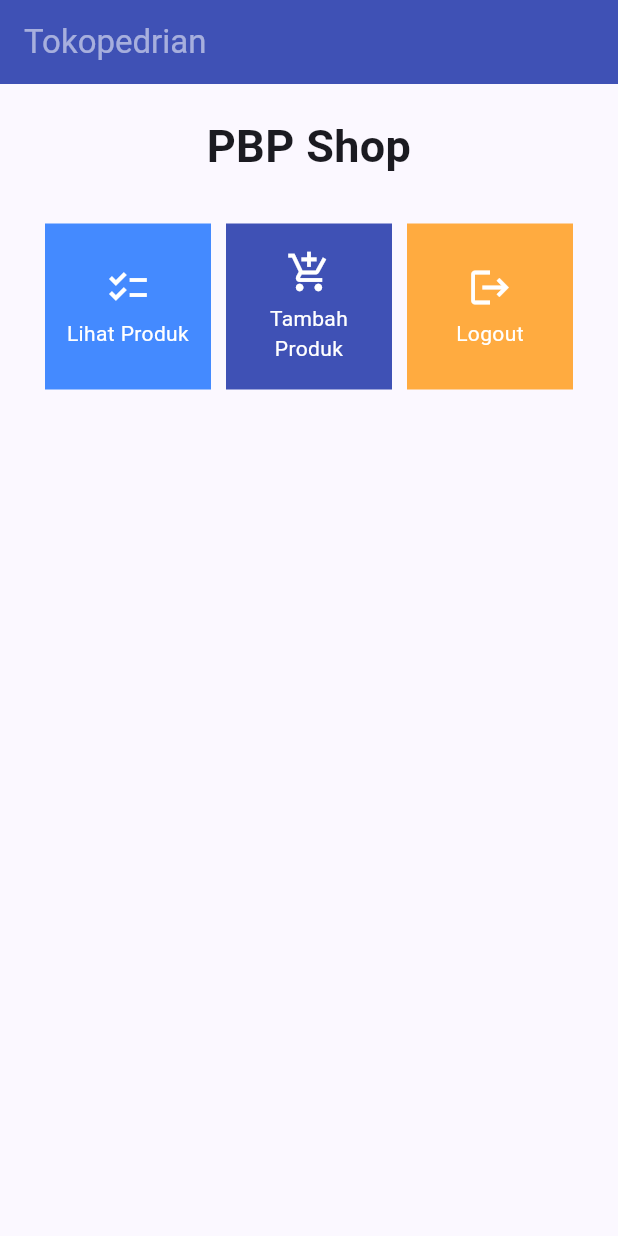
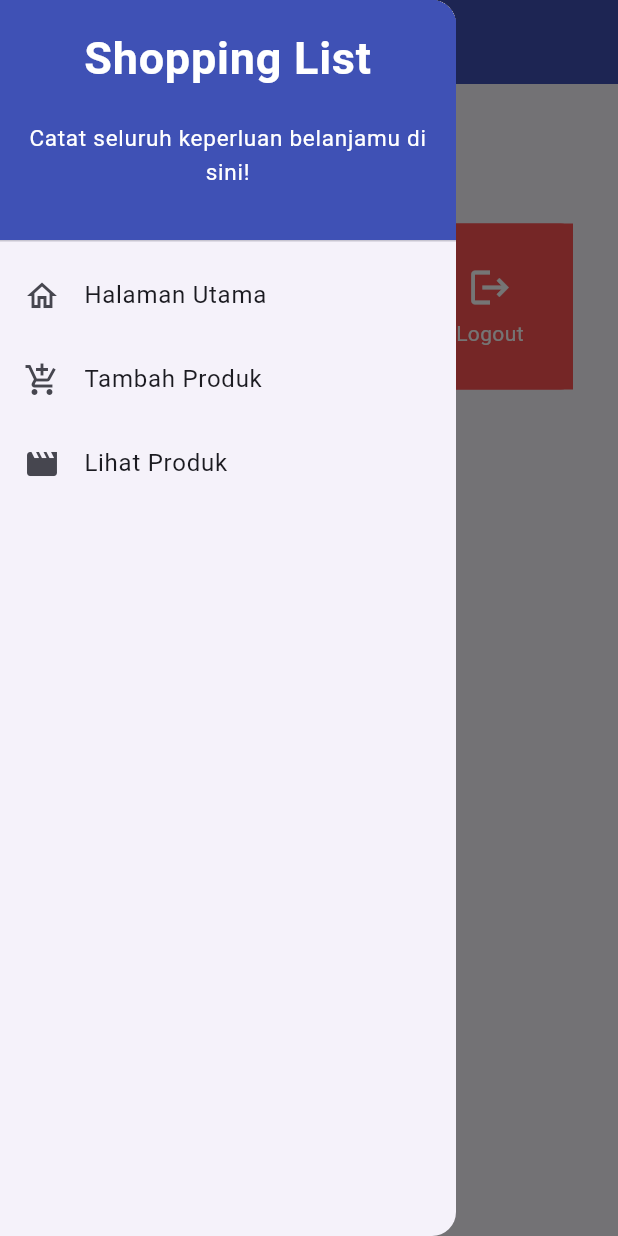
Before and after one commit to mnqrt/tokopedrian-mobile, a Flutter app: the screen it shows after launch, with the side drawer open (before the commit the screen has no drawer), on a phone screen of 412 x 824 dp. Run offline on Flutter 3.47's test engine with Material 2 defaults, Android fonts, the light colour scheme and no system bars.

Commit message:
Tugas 8 Done

```diff
--- a/lib/main.dart
+++ b/lib/main.dart
@@ -1,5 +1,5 @@
 import 'package:flutter/material.dart';
-import 'package:tokopedrian_mobile/menu.dart';
+import 'package:tokopedrian_mobile/screens/menu.dart';
 
 void main() {
   runApp(const MyApp());
--- a/lib/menu.dart
+++ /dev/null
@@ -1,116 +0,0 @@
-import 'package:flutter/material.dart';
-
-class MyHomePage extends StatelessWidget {
-  MyHomePage({Key? key}) : super(key: key);
-
-  final List<ShopItem> items = [
-    ShopItem("Lihat Produk", Icons.checklist),
-    ShopItem("Tambah Produk", Icons.add_shopping_cart),
-    ShopItem("Logout", Icons.logout),
-  ];
-
-  @override
-  Widget build(BuildContext context) {
-    return Scaffold(
-      appBar: AppBar(
-        title: const Text(
-          'Tokopedrian',
-          style: TextStyle(color: Colors.white54),
-        ),
-        backgroundColor: Colors.indigo,
-      ),
-      body: SingleChildScrollView(
-        // Widget wrapper yang dapat discroll
-        child: Padding(
-          padding: const EdgeInsets.all(10.0), // Set padding dari halaman
-          child: Column(
-            // Widget untuk menampilkan children secara vertikal
-            children: [
-              const Padding(
-                padding: EdgeInsets.only(top: 10.0, bottom: 10.0),
-                child: Text(
-                  'PBP Shop', // Text yang menandakan toko
-                  textAlign: TextAlign.center,
-                  style: TextStyle(
-                    fontSize: 30,
-                    fontWeight: FontWeight.bold,
-                  ),
-                ),
-              ),
-              // Grid layout
-              GridView.count(
-                // Container pada card kita.
-                primary: true,
-                padding: const EdgeInsets.all(20),
-                crossAxisSpacing: 10,
-                mainAxisSpacing: 10,
-                crossAxisCount: 3,
-                shrinkWrap: true,
-                children: items.map((ShopItem item) {
-                  // Iterasi untuk setiap item
-                  return ShopCard(item);
-                }).toList(),
-              ),
-            ],
-          ),
-        ),
-      ),
-    );
-  }
-}
-
-class ShopItem {
-  final String name;
-  final IconData icon;
-
-  ShopItem(this.name, this.icon);
-}
-
-class ShopCard extends StatelessWidget {
-  final ShopItem item;
-
-  const ShopCard(this.item, {super.key}); // Constructor
-
-  @override
-  Widget build(BuildContext context) {
-    Color warnaKotak;
-    if      (item.name == "Lihat Produk")  warnaKotak = Colors.blueAccent;
-    else if (item.name == "Tambah Produk") warnaKotak = Colors.indigo;
-    else                                   warnaKotak = Colors.orangeAccent;
-    return Material(
-      color: warnaKotak, // flutter sangat mudah
-      child: InkWell(
-        // Area responsive terhadap sentuhan
-        onTap: () {
-          // Memunculkan SnackBar ketika diklik
-          ScaffoldMessenger.of(context)
-            ..hideCurrentSnackBar()
-            ..showSnackBar(SnackBar(
-                content: Text("Kamu telah menekan tombol ${item.name}!")));
-        },
-        child: Container(
-          // Container untuk menyimpan Icon dan Text
-          padding: const EdgeInsets.all(8),
-          child: Center(
-            child: Column(
-              mainAxisAlignment: MainAxisAlignment.center,
-              children: [
-                Icon(
-                  item.icon,
-                  color: Colors.white,
-                  size: 30.0,
-                ),
-                const Padding(padding: EdgeInsets.all(3)),
-                Text(
-                  item.name,
-                  textAlign: TextAlign.center,
-                  style: const TextStyle(color: Colors.white),
-                ),
-              ],
-            ),
-          ),
-        ),
-      ),
-    );
-  }
-}
--- /dev/null
+++ b/lib/screens/menu.dart
@@ -0,0 +1,66 @@
+import 'package:tokopedrian_mobile/widgets/left_drawer.dart';
+import 'package:flutter/material.dart';
+import 'package:tokopedrian_mobile/screens/shoplist_form.dart';
+import 'package:tokopedrian_mobile/widgets/shop_card.dart';
+
+class MyHomePage extends StatelessWidget {
+  MyHomePage({Key? key}) : super(key: key);
+
+  final List<ShopItem> items = [
+    ShopItem("Lihat Produk", Icons.checklist),
+    ShopItem("Tambah Produk", Icons.add_shopping_cart),
+    ShopItem("Logout", Icons.logout),
+  ];
+
+  @override
+  Widget build(BuildContext context) {
+    return Scaffold(
+      appBar: AppBar(
+        title: const Text(
+            'Shopping Art',
+          ),
+          backgroundColor: Colors.indigo,
+          foregroundColor: Colors.white,
+        ),
+          // Masukkan drawer sebagai parameter nilai drawer dari widget Scaffold
+          drawer: const LeftDrawer(),
+          body: SingleChildScrollView(
+            // Widget wrapper yang dapat discroll
+            child: Padding(
+          padding: const EdgeInsets.all(10.0), // Set padding dari halaman
+          child: Column(
+            // Widget untuk menampilkan children secara vertikal
+            children: <Widget>[
+              const Padding(
+                padding: EdgeInsets.only(top: 10.0, bottom: 10.0),
+                // Widget Text untuk menampilkan tulisan dengan alignment center dan style yang sesuai
+                child: Text(
+                  'PBP Shop', // Text yang menandakan toko
+                  textAlign: TextAlign.center,
+                  style: TextStyle(
+                    fontSize: 30,
+                    fontWeight: FontWeight.bold,
+                  ),
+                ),
+              ),
+              // Grid layout
+              GridView.count(
+                // Container pada card kita.
+                primary: true,
+                padding: const EdgeInsets.all(20),
+                crossAxisSpacing: 10,
+                mainAxisSpacing: 10,
+                crossAxisCount: 3,
+                shrinkWrap: true,
+                children: items.map((ShopItem item) {
+                  // Iterasi untuk setiap item
+                  return ShopCard(item);
+                }).toList(),
+              ),
+            ],
+          ),
+        ),
+      ),
+    );
+  }
+}
--- /dev/null
+++ b/lib/widgets/left_drawer.dart
@@ -0,0 +1,86 @@
+import 'package:flutter/material.dart';
+import 'package:tokopedrian_mobile/screens/menu.dart';
+import 'package:tokopedrian_mobile/screens/shoplist_form.dart';
+import 'package:tokopedrian_mobile/screens/show_product.dart';
+
+class LeftDrawer extends StatelessWidget {
+  const LeftDrawer({super.key});
+
+  @override
+  Widget build(BuildContext context) {
+    return Drawer(
+      child: ListView(
+        children: [
+          const DrawerHeader(
+            decoration: BoxDecoration(
+              color: Colors.indigo,
+            ),
+            child: Column(
+              children: [
+                Text(
+                  'Shopping List',
+                  textAlign: TextAlign.center,
+                  style: TextStyle(
+                    fontSize: 30,
+                    fontWeight: FontWeight.bold,
+                    color: Colors.white,
+                  ),
+                ),
+                Padding(padding: EdgeInsets.all(10)),
+                Text("Catat seluruh keperluan belanjamu di sini!",
+                    // TODO: Tambahkan gaya teks dengan center alignment, font ukuran 15, warna putih, dan weight biasa
+                    textAlign: TextAlign.center,
+                    style: TextStyle(
+                      fontSize: 15,
+                      fontWeight: FontWeight.normal,
+                      color: Colors.white,
+                    )),
+              ],
+            ),
+          ),
+          // TODO: Bagian routing
+          ListTile(
+            leading: const Icon(Icons.home_outlined),
+            title: const Text('Halaman Utama'),
+            // Bagian redirection ke MyHomePage
+            onTap: () {
+              Navigator.pushReplacement(
+                  context,
+                  MaterialPageRoute(
+                    builder: (context) => MyHomePage(),
+                  ));
+            },
+          ),
+          ListTile(
+            leading: const Icon(Icons.add_shopping_cart),
+            title: const Text('Tambah Produk'),
+            // Bagian redirection ke ShopFormPage
+            onTap: () {
+              /*
+              TODO: Buatlah routing ke ShopFormPage di sini,
+              setelah halaman ShopFormPage sudah dibuat.
+              */
+              Navigator.push(
+                  context,
+                  MaterialPageRoute(
+                    builder: (context) => ShopFormPage(),
+                  ));
+            },
+          ),
+          ListTile(
+            leading: const Icon(Icons.movie),
+            title: const Text('Lihat Produk'),
+            onTap: () {
+              Navigator.push(
+                context,
+                MaterialPageRoute(
+                    builder: (context) =>
+                        ProductListPage(products: productList)),
+              );
+            },
+          ),
+        ],
+      ),
+    );
+  }
+}
--- /dev/null
+++ b/lib/widgets/shop_card.dart
@@ -0,0 +1,90 @@
+import 'package:flutter/material.dart';
+import 'package:tokopedrian_mobile/screens/shoplist_form.dart';
+import 'package:tokopedrian_mobile/screens/show_product.dart';
+
+
+class ShopItem {
+  final String name;
+  final IconData icon;
+
+  ShopItem(this.name, this.icon);
+}
+
+class ShopCard extends StatelessWidget {
+  final ShopItem item;
+
+  const ShopCard(this.item, {super.key}); // Constructor
+
+  Color getButtonColor(ShopItem item) {
+    // Fungsi ini akan mengembalikan warna latar belakang sesuai dengan nama tombol
+    switch (item.name) {
+      case "Lihat Produk":
+        return Colors.amber;
+      case "Tambah Produk":
+        return Colors.lime;
+      case "Logout":
+        return Colors.redAccent;
+      default:
+        return Colors.indigo;
+    }
+  }
+
+  @override
+  Widget build(BuildContext context) {
+    return Material(
+      color: getButtonColor(item), // Menggunakan fungsi getButtonColor
+      child: InkWell(
+        // Area responsive terhadap sentuhan
+        onTap: () {
+          // Memunculkan SnackBar ketika diklik
+          ScaffoldMessenger.of(context)
+            ..hideCurrentSnackBar()
+            ..showSnackBar(SnackBar(
+                content: Text("Kamu telah menekan tombol ${item.name}!")));
+          // Navigate ke route yang sesuai (tergantung jenis tombol)
+          if (item.name == "Tambah Produk") {
+            // TODO: Gunakan Navigator.push untuk melakukan navigasi ke MaterialPageRoute yang mencakup ShopFormPage.
+            Navigator.push(
+              context,
+              MaterialPageRoute(builder: (context) => ShopFormPage()),
+            );
+          }
+
+          if (item.name == "Lihat Produk") {
+            Navigator.push(
+              context,
+              MaterialPageRoute(
+                  builder: (context) => ProductListPage(products: productList)),
+            );
+          }
+        },
+        child: Container(
+          // Container untuk menyimpan Icon dan Text
+          decoration: BoxDecoration(
+            borderRadius: BorderRadius.circular(8), // Set the border radius here
+            color: getButtonColor(item),
+          ),
+          padding: const EdgeInsets.all(8),
+          child: Center(
+            child: Column(
+              mainAxisAlignment: MainAxisAlignment.center,
+              children: [
+                Icon(
+                  item.icon,
+                  color: Colors.white,
+                  size: 30.0,
+                ),
+                const Padding(padding: EdgeInsets.all(3)),
+                Text(
+                  item.name,
+                  textAlign: TextAlign.center,
+                  style: const TextStyle(color: Colors.white),
+                ),
+              ],
+            ),
+          ),
+        ),
+      ),
+    );
+  }
+}
```
Also changed, not shown: lib/models/product.dart (added, +7 -0 lines), lib/screens/shoplist_form.dart (added, +172 -0 lines), lib/screens/show_product.dart (added, +28 -0 lines).
